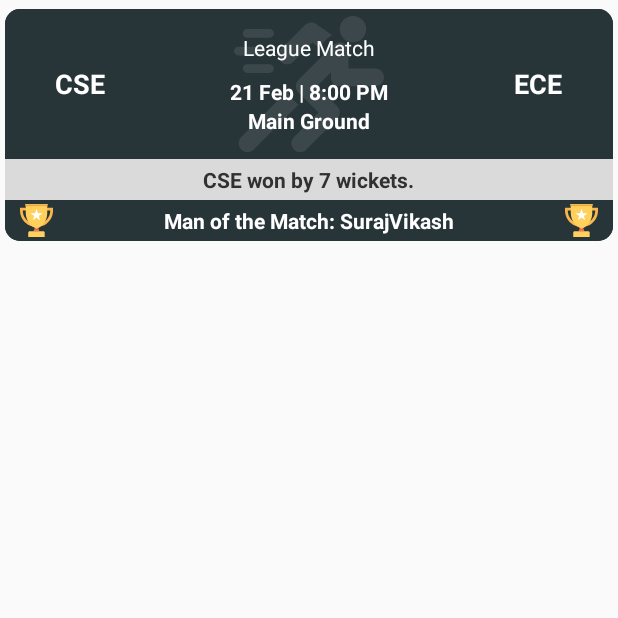
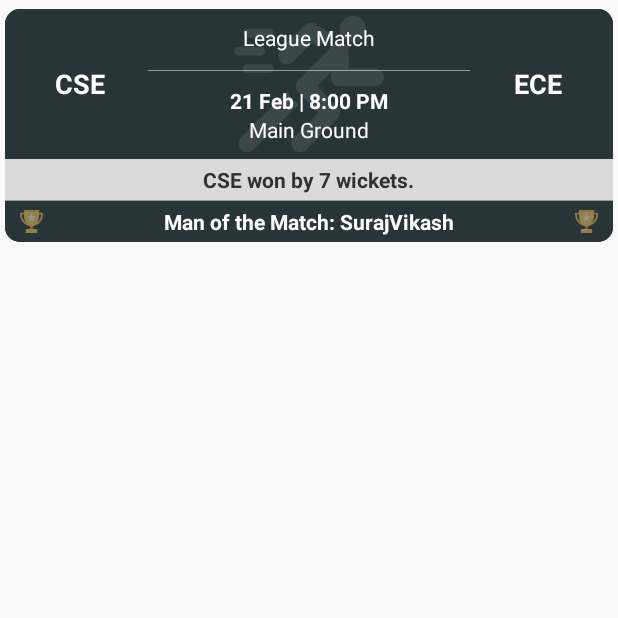
Before and after one commit to rkroshan/SAC-APP, an Android app: the TestApplication screen opened directly, with no data from a screen before it, on a phone screen of 412 x 824 dp, the top half of it. Run offline under Robolectric (Android 15) with nearby library versions, the light colour scheme and no system bars; libraries missing offline, so code that uses them is left out: com.facebook.drawee; plain views replace SimpleDraweeView; pictures from the network do not load; Roboto replaces fonts that are not available here; 4 statements that could not run were skipped.

Commit message:
final update

```diff
--- a/app/src/main/java/com/rajatv/surajv/roshank/sac/TestApplication.java
+++ b/app/src/main/java/com/rajatv/surajv/roshank/sac/TestApplication.java
@@ -17,7 +17,7 @@ public class TestApplication extends AppCompatActivity {
         simple1=findViewById(R.id.team1SimpleDrawee);
         simple2=findViewById(R.id.team2SimpleDrawee);
 
-        simple1.setImageResource(R.drawable.cse_bg);
+        simple1.setImageResource(R.drawable.bg_ece);
         simple2.setImageResource(R.drawable.bg_ece);
 //        simple2.setBackgroundColor(Color.parseColor("#0C769C"));
 //        simple1.setBackgroundColor(Color.parseColor("#0C3456"));
--- a/app/src/main/res/drawable/bg_ece.xml
+++ b/app/src/main/res/drawable/bg_ece.xml
@@ -7,5 +7,7 @@
         android:radius="8dp"
         />
 
-
+    <stroke
+        android:color="#7E7E7E"
+        android:width="1dp"/>
 </shape>
--- a/app/src/main/res/layout/element_versus_intramurals.xml
+++ b/app/src/main/res/layout/element_versus_intramurals.xml
@@ -41,7 +41,6 @@
             android:layout_marginBottom="10dp"
             app:roundedCornerRadius="15dp"
             android:layout_marginLeft="20dp"
-            app:placeholderImage="@drawable/cse_bg"
             android:id="@+id/team1SimpleDrawee"
             />
         <RelativeLayout
@@ -73,7 +72,6 @@
             app:roundedCornerRadius="15dp"
             android:layout_alignParentRight="true"
             android:layout_marginRight="20dp"
-            app:placeholderImage="@drawable/imsc"
             android:id="@+id/team2SimpleDrawee"
             />
         <RelativeLayout
@@ -111,7 +109,15 @@
                 android:textColor="#ffffff"
                 android:id="@+id/element_versus_intramurals_tv_matchtype"
                 android:layout_gravity="center_horizontal"
-                android:layout_marginBottom="10dp"
+                android:layout_marginBottom="12dp"
+                />
+            <View
+                android:layout_width="match_parent"
+                android:layout_height="0.5dp"
+                android:background="#ffffff"
+                android:layout_marginLeft="15dp"
+                android:layout_marginRight="15dp"
+                android:alpha="0.5"
                 />
             <TextView
                 android:layout_width="wrap_content"
@@ -119,6 +125,7 @@
                 android:text="21 Feb | 8:00 PM"
                 android:textColor="#ffffff"
                 android:textStyle="bold"
+                android:layout_marginTop="10dp"
                 android:layout_gravity="center_horizontal"
                 android:id="@+id/element_versus_intramurals_tv_dateTime"
                 />
@@ -128,7 +135,6 @@
                 android:text="Main Ground"
                 android:textColor="#ffffff"
                 android:id="@+id/element_versus_intramurals_tv_venue"
-                android:textStyle="bold"
                 android:layout_gravity="center_horizontal"
                 />
 
@@ -159,25 +165,34 @@
             android:id="@+id/element_versus_intramurals_tv_result"/>
 
     </RelativeLayout>
+    <View
+        android:layout_width="match_parent"
+        android:layout_height="0.5dp"
+        android:background="#ffffff"
+
+        android:alpha="0.5"
+        />
     <RelativeLayout
         android:layout_width="match_parent"
         android:layout_height="wrap_content"
         android:background="#273438">
 
         <ImageView
-            android:layout_width="22dp"
-            android:layout_height="22dp"
+            android:layout_width="15dp"
+            android:layout_height="15dp"
             android:layout_centerVertical="true"
             android:layout_alignParentRight="true"
             android:layout_marginLeft="10dp"
             android:layout_marginRight="10dp"
             android:src="@drawable/ic_trophy"
+            android:alpha="0.5"
             />
         <ImageView
-            android:layout_width="22dp"
-            android:layout_height="22dp"
+            android:layout_width="15dp"
+            android:layout_height="15dp"
             android:layout_centerVertical="true"
             android:layout_marginLeft="10dp"
+            android:alpha="0.5"
             android:src="@drawable/ic_trophy"
             />
         <TextView
--- a/app/src/main/res/layout/splash1.xml
+++ b/app/src/main/res/layout/splash1.xml
@@ -48,7 +48,7 @@ android:layout_marginTop="226dp"
         android:textColor="#d3d3d3"
         android:letterSpacing="0.15"
         android:lineSpacingExtra="4sp"
-        android:text="TCF’19 Special Edition"
+        android:text="Intramurals Special Edition"
         android:layout_centerHorizontal="true"
         android:layout_marginTop="365.5dp"
         />
```
Also changed, not shown: app/src/main/java/com/rajatv/surajv/roshank/sac/Intramurals/FixturesAdapter.java (+62 -10 lines), app/src/main/java/com/rajatv/surajv/roshank/sac/Splash/SplashActivity.java (+5 -3 lines), app/src/main/res/drawable/bg_archi.xml (added, +13 -0 lines), app/src/main/res/drawable/bg_civil.xml (added, +14 -0 lines), app/src/main/res/drawable/bg_cse.xml (added, +13 -0 lines), app/src/main/res/drawable/bg_ee.xml (added, +13 -0 lines), app/src/main/res/drawable/bg_mech.xml (added, +13 -0 lines), app/src/main/res/layout/splash11.xml (added, +53 -0 lines).
